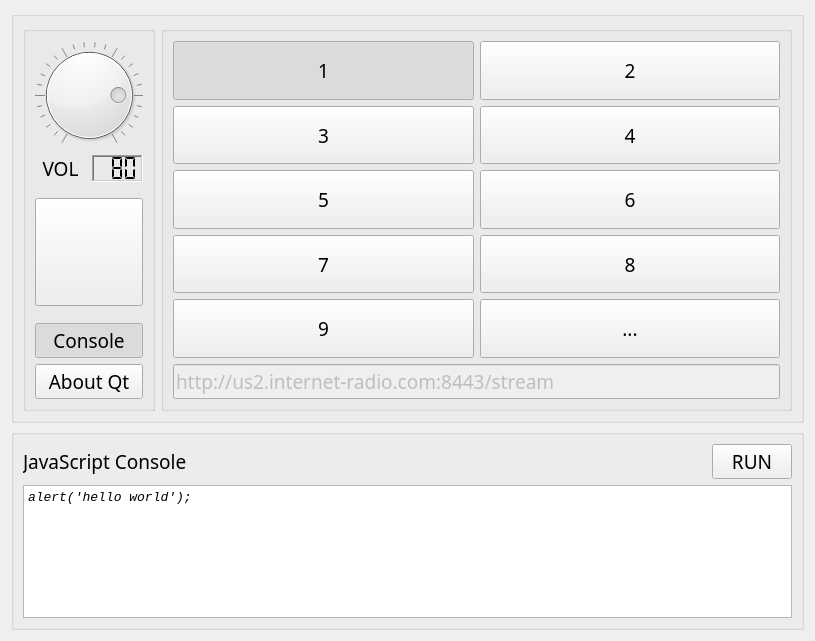
The window that src/mainwidget.ui (machnik/HelloRadio) describes before a commit, drawn with Qt 5.
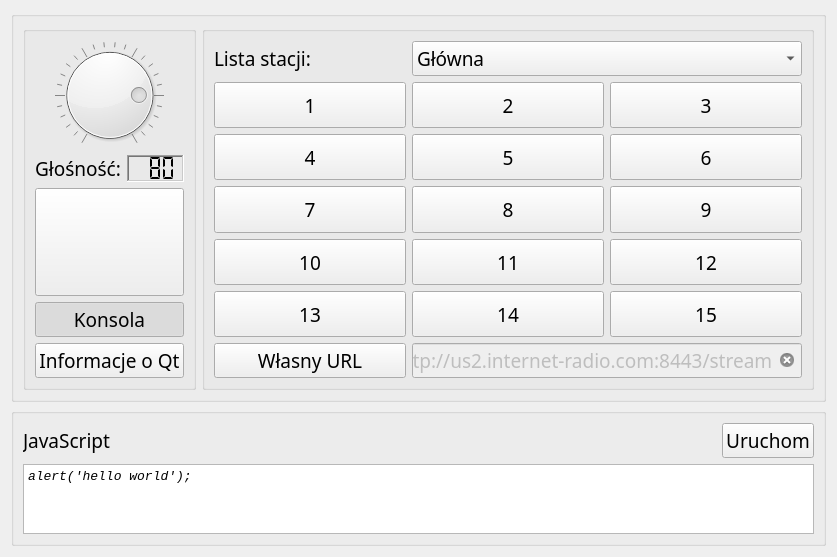
The same window after the commit. Icons and pictures are not drawn.

Diff of the .ui file:
```diff
--- a/src/mainwidget.ui
+++ b/src/mainwidget.ui
@@ -6,8 +6,8 @@
    <rect>
     <x>0</x>
     <y>0</y>
-    <width>815</width>
-    <height>641</height>
+    <width>837</width>
+    <height>539</height>
    </rect>
   </property>
   <property name="font">
@@ -79,7 +79,7 @@
            <item>
             <widget class="QLabel" name="volumeL">
              <property name="text">
-              <string>VOL</string>
+              <string>Głośność:</string>
              </property>
              <property name="alignment">
               <set>Qt::AlignCenter</set>
@@ -154,6 +154,19 @@
            </property>
           </widget>
          </item>
+         <item>
+          <spacer name="verticalSpacer_3">
+           <property name="orientation">
+            <enum>Qt::Vertical</enum>
+           </property>
+           <property name="sizeHint" stdset="0">
+            <size>
+             <width>20</width>
+             <height>40</height>
+            </size>
+           </property>
+          </spacer>
+         </item>
          <item>
           <spacer name="verticalSpacer_2">
            <property name="orientation">
@@ -179,7 +192,7 @@
             </sizepolicy>
            </property>
            <property name="text">
-            <string>Console</string>
+            <string>Konsola</string>
            </property>
            <property name="icon">
             <iconset resource="resources.qrc">
@@ -205,7 +218,7 @@
             </sizepolicy>
            </property>
            <property name="text">
-            <string>About Qt</string>
+            <string>Informacje o Qt</string>
            </property>
            <property name="icon">
             <iconset resource="resources.qrc">
@@ -232,7 +245,16 @@
           <string/>
          </property>
          <layout class="QGridLayout" name="gridLayout">
-          <item row="0" column="0">
+          <item row="0" column="1" colspan="2">
+           <widget class="QComboBox" name="comboBox">
+            <item>
+             <property name="text">
+              <string>Główna</string>
+             </property>
+            </item>
+           </widget>
+          </item>
+          <item row="1" column="0">
            <widget class="QPushButton" name="num1PB">
             <property name="sizePolicy">
              <sizepolicy hsizetype="Expanding" vsizetype="Expanding">
@@ -247,14 +269,14 @@
              <bool>true</bool>
             </property>
             <property name="checked">
-             <bool>true</bool>
+             <bool>false</bool>
             </property>
             <property name="autoExclusive">
              <bool>true</bool>
             </property>
            </widget>
           </item>
-          <item row="0" column="1">
+          <item row="1" column="1">
            <widget class="QPushButton" name="num2PB">
             <property name="sizePolicy">
              <sizepolicy hsizetype="Expanding" vsizetype="Expanding">
@@ -273,7 +295,7 @@
             </property>
            </widget>
           </item>
-          <item row="1" column="0">
+          <item row="1" column="2">
            <widget class="QPushButton" name="num3PB">
             <property name="sizePolicy">
              <sizepolicy hsizetype="Expanding" vsizetype="Expanding">
@@ -292,7 +314,7 @@
             </property>
            </widget>
           </item>
-          <item row="1" column="1">
+          <item row="2" column="0">
            <widget class="QPushButton" name="num4PB">
             <property name="sizePolicy">
              <sizepolicy hsizetype="Expanding" vsizetype="Expanding">
@@ -311,7 +333,7 @@
             </property>
            </widget>
           </item>
-          <item row="2" column="0">
+          <item row="2" column="1">
            <widget class="QPushButton" name="num5PB">
             <property name="sizePolicy">
              <sizepolicy hsizetype="Expanding" vsizetype="Expanding">
@@ -330,7 +352,7 @@
             </property>
            </widget>
           </item>
-          <item row="2" column="1">
+          <item row="2" column="2">
            <widget class="QPushButton" name="num6PB">
             <property name="sizePolicy">
              <sizepolicy hsizetype="Expanding" vsizetype="Expanding">
@@ -387,7 +409,7 @@
             </property>
            </widget>
           </item>
-          <item row="4" column="0">
+          <item row="3" column="2">
            <widget class="QPushButton" name="num9PB">
             <property name="sizePolicy">
              <sizepolicy hsizetype="Expanding" vsizetype="Expanding">
@@ -406,16 +428,130 @@
             </property>
            </widget>
           </item>
+          <item row="4" column="0">
+           <widget class="QPushButton" name="num10PB">
+            <property name="sizePolicy">
+             <sizepolicy hsizetype="Expanding" vsizetype="Expanding">
+              <horstretch>0</horstretch>
+              <verstretch>0</verstretch>
+             </sizepolicy>
+            </property>
+            <property name="text">
+             <string>10</string>
+            </property>
+            <property name="checkable">
+             <bool>true</bool>
+            </property>
+            <property name="autoExclusive">
+             <bool>true</bool>
+            </property>
+           </widget>
+          </item>
           <item row="4" column="1">
+           <widget class="QPushButton" name="num11PB">
+            <property name="sizePolicy">
+             <sizepolicy hsizetype="Expanding" vsizetype="Expanding">
+              <horstretch>0</horstretch>
+              <verstretch>0</verstretch>
+             </sizepolicy>
+            </property>
+            <property name="text">
+             <string>11</string>
+            </property>
+            <property name="checkable">
+             <bool>true</bool>
+            </property>
+            <property name="autoExclusive">
+             <bool>true</bool>
+            </property>
+           </widget>
+          </item>
+          <item row="4" column="2">
+           <widget class="QPushButton" name="num12PB">
+            <property name="sizePolicy">
+             <sizepolicy hsizetype="Expanding" vsizetype="Expanding">
+              <horstretch>0</horstretch>
+              <verstretch>0</verstretch>
+             </sizepolicy>
+            </property>
+            <property name="text">
+             <string>12</string>
+            </property>
+            <property name="checkable">
+             <bool>true</bool>
+            </property>
+            <property name="autoExclusive">
+             <bool>true</bool>
+            </property>
+           </widget>
+          </item>
+          <item row="5" column="0">
+           <widget class="QPushButton" name="num13PB">
+            <property name="sizePolicy">
+             <sizepolicy hsizetype="Expanding" vsizetype="Expanding">
+              <horstretch>0</horstretch>
+              <verstretch>0</verstretch>
+             </sizepolicy>
+            </property>
+            <property name="text">
+             <string>13</string>
+            </property>
+            <property name="checkable">
+             <bool>true</bool>
+            </property>
+            <property name="autoExclusive">
+             <bool>true</bool>
+            </property>
+           </widget>
+          </item>
+          <item row="5" column="1">
+           <widget class="QPushButton" name="num14PB">
+            <property name="sizePolicy">
+             <sizepolicy hsizetype="Expanding" vsizetype="Expanding">
+              <horstretch>0</horstretch>
+              <verstretch>0</verstretch>
+             </sizepolicy>
+            </property>
+            <property name="text">
+             <string>14</string>
+            </property>
+            <property name="checkable">
+             <bool>true</bool>
+            </property>
+            <property name="autoExclusive">
+             <bool>true</bool>
+            </property>
+           </widget>
+          </item>
+          <item row="5" column="2">
+           <widget class="QPushButton" name="num15PB">
+            <property name="sizePolicy">
+             <sizepolicy hsizetype="Expanding" vsizetype="Expanding">
+              <horstretch>0</horstretch>
+              <verstretch>0</verstretch>
+             </sizepolicy>
+            </property>
+            <property name="text">
+             <string>15</string>
+            </property>
+            <property name="checkable">
+             <bool>true</bool>
+            </property>
+            <property name="autoExclusive">
+             <bool>true</bool>
+            </property>
+           </widget>
+          </item>
+          <item row="6" column="0">
            <widget class="QPushButton" name="otherPB">
             <property name="sizePolicy">
-             <sizepolicy hsizetype="Expanding" vsizetype="Expanding">
+             <sizepolicy hsizetype="Expanding" vsizetype="Preferred">
               <horstretch>0</horstretch>
               <verstretch>0</verstretch>
              </sizepolicy>
             </property>
             <property name="text">
-             <string>...</string>
+             <string>Własny URL</string>
             </property>
             <property name="checkable">
              <bool>true</bool>
@@ -428,7 +564,7 @@
             </property>
            </widget>
           </item>
-          <item row="5" column="0" colspan="2">
+          <item row="6" column="1" colspan="2">
            <widget class="QLineEdit" name="urlLE">
             <property name="enabled">
              <bool>false</bool>
@@ -445,6 +581,16 @@
             <property name="readOnly">
              <bool>false</bool>
             </property>
+            <property name="clearButtonEnabled">
+             <bool>true</bool>
+            </property>
+           </widget>
+          </item>
+          <item row="0" column="0">
+           <widget class="QLabel" name="javaScriptL_2">
+            <property name="text">
+             <string>Lista stacji:</string>
+            </property>
            </widget>
           </item>
          </layout>
@@ -474,7 +620,7 @@
         <item>
          <widget class="QLabel" name="javaScriptL">
           <property name="text">
-           <string>JavaScript Console</string>
+           <string>JavaScript</string>
           </property>
          </widget>
         </item>
@@ -497,7 +643,7 @@
            <bool>true</bool>
           </property>
           <property name="text">
-           <string>RUN</string>
+           <string>Uruchom</string>
           </property>
           <property name="icon">
            <iconset resource="resources.qrc">
```
Left out of the diff: 192 changed lines with no effect on the pictures.
